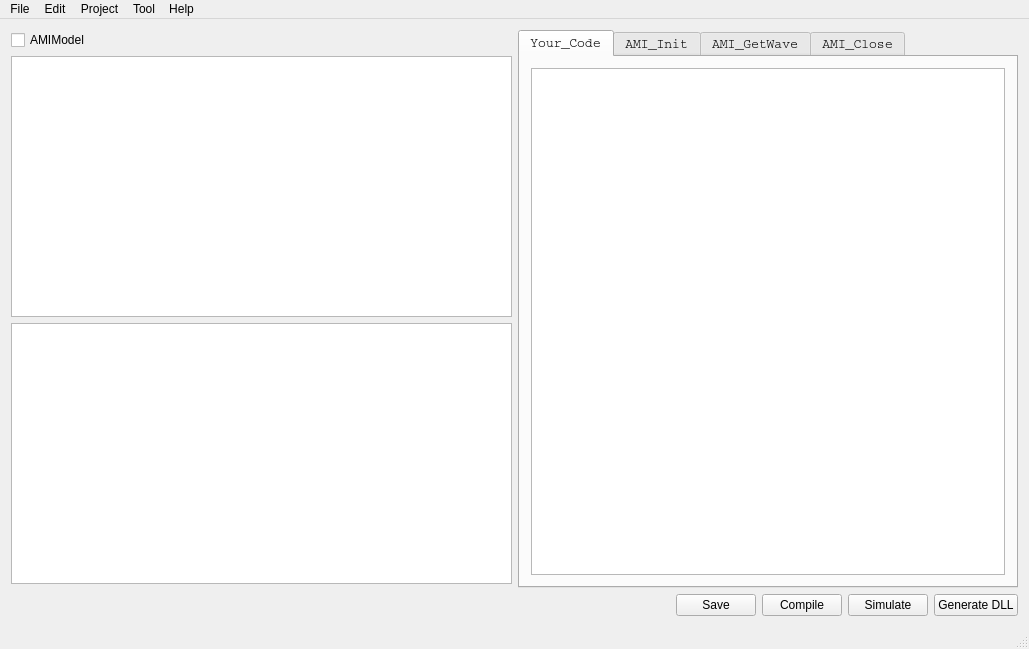
WXY163/ezAMI, file mainwindow.ui: the form before one commit.
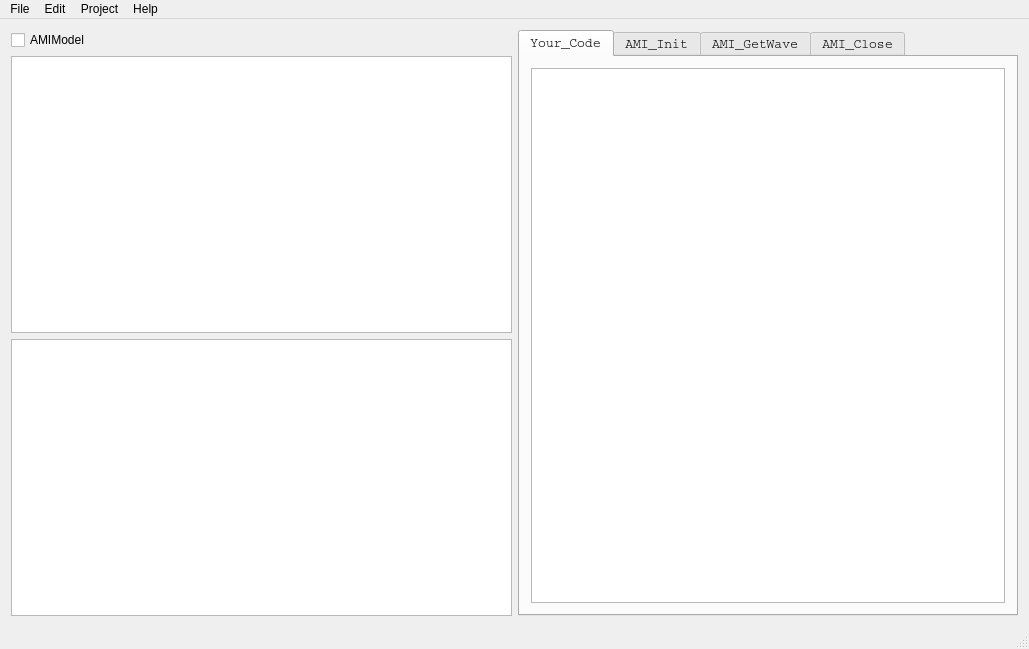
The form after the commit.

What changed in the file:
```diff
--- a/mainwindow.ui
+++ b/mainwindow.ui
@@ -43,22 +43,6 @@
           </property>
          </widget>
         </item>
-        <item>
-         <spacer name="verticalSpacer">
-          <property name="orientation">
-           <enum>Qt::Vertical</enum>
-          </property>
-          <property name="sizeType">
-           <enum>QSizePolicy::Minimum</enum>
-          </property>
-          <property name="sizeHint" stdset="0">
-           <size>
-            <width>10</width>
-            <height>32</height>
-           </size>
-          </property>
-         </spacer>
-        </item>
        </layout>
       </item>
       <item>
@@ -193,51 +177,6 @@
           </widget>
          </widget>
         </item>
-        <item>
-         <layout class="QHBoxLayout" name="horizontalLayout_2">
-          <item>
-           <spacer name="horizontalSpacer">
-            <property name="orientation">
-             <enum>Qt::Horizontal</enum>
-            </property>
-            <property name="sizeHint" stdset="0">
-             <size>
-              <width>40</width>
-              <height>20</height>
-             </size>
-            </property>
-           </spacer>
-          </item>
-          <item>
-           <widget class="QPushButton" name="saveButton">
-            <property name="text">
-             <string>Save</string>
-            </property>
-           </widget>
-          </item>
-          <item>
-           <widget class="QPushButton" name="compileButton">
-            <property name="text">
-             <string>Compile</string>
-            </property>
-           </widget>
-          </item>
-          <item>
-           <widget class="QPushButton" name="simulateButton">
-            <property name="text">
-             <string>Simulate</string>
-            </property>
-           </widget>
-          </item>
-          <item>
-           <widget class="QPushButton" name="generateAmiButton">
-            <property name="text">
-             <string>Generate DLL</string>
-            </property>
-           </widget>
-          </item>
-         </layout>
-        </item>
        </layout>
       </item>
      </layout>
@@ -284,22 +223,6 @@
     </property>
     <addaction name="actionAbout"/>
    </widget>
-   <widget class="QMenu" name="menuTool">
-    <property name="title">
-     <string>Tool</string>
-    </property>
-    <widget class="QMenu" name="menuIntert">
-     <property name="title">
-      <string>Intert</string>
-     </property>
-     <addaction name="actionExcitation"/>
-     <addaction name="actionPlot"/>
-     <addaction name="actionAMI"/>
-    </widget>
-    <addaction name="menuIntert"/>
-    <addaction name="actionBuild"/>
-    <addaction name="actionDebug"/>
-   </widget>
    <widget class="QMenu" name="menuProject">
     <property name="title">
      <string>Project</string>
@@ -315,7 +238,6 @@
    <addaction name="menuFile"/>
    <addaction name="menuEdit"/>
    <addaction name="menuProject"/>
-   <addaction name="menuTool"/>
    <addaction name="menuHelp"/>
   </widget>
   <widget class="QStatusBar" name="statusBar"/>
```
Left out of the diff: 14 changed lines with no effect on the pictures.
